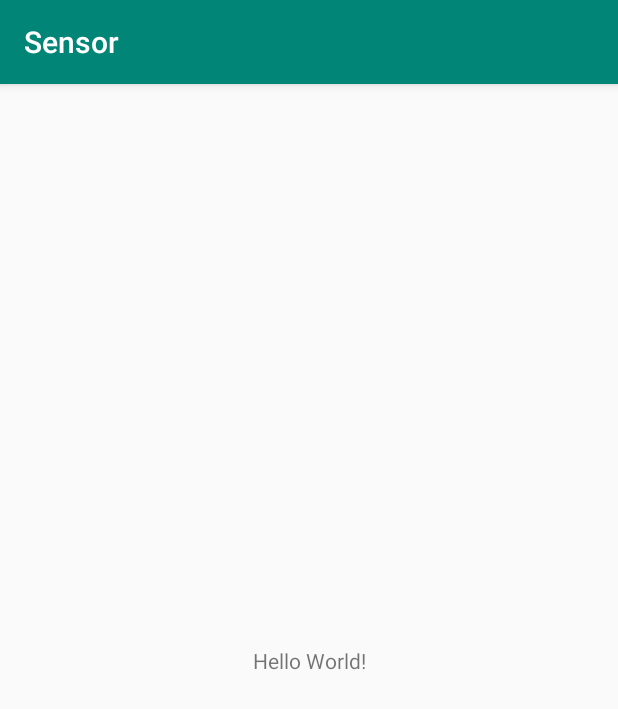
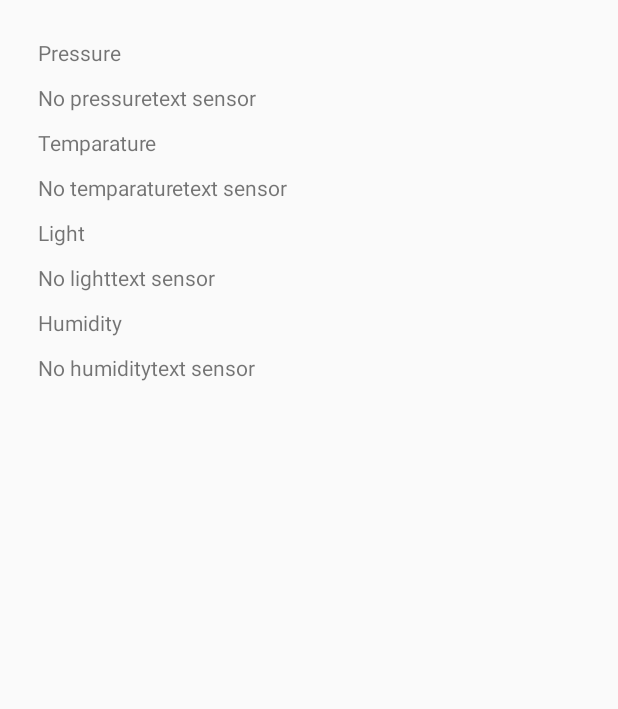
Before and after one commit to sujalcha/Sensor, an Android app: the screen it shows after launch (MainActivity before the commit, environmentsensor after it), on a phone screen of 412 x 824 dp. Shown: the top 709 px of the screen. Run offline under Robolectric (Android 15) with nearby library versions, the phone set to English and light mode, and no system bars.

Commit message:
sensor update environment and motion

```diff
--- a/app/build.gradle
+++ b/app/build.gradle
@@ -8,7 +8,7 @@ android {
     compileSdkVersion 28
     defaultConfig {
         applicationId "com.xtha.zujal.sensor"
-        minSdkVersion 16
+        minSdkVersion 18
         targetSdkVersion 28
         versionCode 1
         versionName "1.0"
@@ -24,7 +24,7 @@ android {
 
 dependencies {
     implementation fileTree(dir: 'libs', include: ['*.jar'])
-    implementation"org.jetbrains.kotlin:kotlin-stdlib-jdk7:$kotlin_version"
+    implementation "org.jetbrains.kotlin:kotlin-stdlib-jdk7:$kotlin_version"
     implementation 'com.android.support:appcompat-v7:28.0.0'
     implementation 'com.android.support.constraint:constraint-layout:1.1.3'
     testImplementation 'junit:junit:4.12'
--- a/app/src/main/java/com/xtha/zujal/sensor/MainActivity.kt
+++ b/app/src/main/java/com/xtha/zujal/sensor/MainActivity.kt
@@ -1,12 +1,58 @@
 package com.xtha.zujal.sensor
 
+import android.content.Context
+import android.content.Intent
+import android.hardware.Sensor
+import android.hardware.SensorManager
 import android.support.v7.app.AppCompatActivity
 import android.os.Bundle
+import java.nio.file.Files.size
+
+
 
 class MainActivity : AppCompatActivity() {
+
+    private lateinit var sensorManager: SensorManager
+    private var mSensor: Sensor? = null
+
 
     override fun onCreate(savedInstanceState: Bundle?) {
         super.onCreate(savedInstanceState)
         setContentView(R.layout.activity_main)
+
+        sensorManager = getSystemService(Context.SENSOR_SERVICE) as SensorManager
+
+        val deviceSensors: List<Sensor> = sensorManager.getSensorList(Sensor.TYPE_ALL)
+        println(deviceSensors)
+
+        if (sensorManager.getDefaultSensor(Sensor.TYPE_MAGNETIC_FIELD) != null) {
+           println("Success! There's a magnetometer.")
+        } else {
+            println("Failure! No magnetometer.")
+        }
+
+        if (sensorManager.getDefaultSensor(Sensor.TYPE_GRAVITY) != null) {
+            val gravSensors = sensorManager.getSensorList(Sensor.TYPE_GRAVITY)
+            for (i in gravSensors.indices) {
+                if (gravSensors[i].vendor.contains("Google LLC") && gravSensors[i].version == 3) {
+                    mSensor = gravSensors[i]
+                    println("// Use the version 3 gravity sensor.")
+                }
+            }
+        }
+        if (mSensor == null) {
+            // Use the accelerometer.
+            if (sensorManager.getDefaultSensor(Sensor.TYPE_ACCELEROMETER) != null) {
+                mSensor = sensorManager.getDefaultSensor(Sensor.TYPE_ACCELEROMETER)
+                println("  Use the accelerometer.")
+            } else {
+                println(" Sorry, there are no accelerometers on your device. You can't play this game.")
+                null
+            }
+        }
+
+        val intent = Intent(this, environmentsensor::class.java)
+        startActivity(intent)
+
     }
 }
--- /dev/null
+++ b/app/src/main/java/com/xtha/zujal/sensor/environmentsensor.kt
@@ -0,0 +1,116 @@
+package com.xtha.zujal.sensor
+
+import android.app.Activity
+import android.content.Context
+import android.hardware.Sensor
+import android.hardware.SensorEvent
+import android.hardware.SensorEventListener
+import android.hardware.SensorManager
+import android.support.v7.app.AppCompatActivity
+import android.os.Bundle
+import android.util.Log
+import android.widget.TextView
+
+class environmentsensor : Activity(), SensorEventListener {
+
+    private lateinit var sensorManager: SensorManager
+    private var sensorpressure: Sensor? = null
+    private var sensorambitemtparature: Sensor? = null
+    private var sensorlight: Sensor? = null
+    private var sensorhumidity: Sensor? = null
+    lateinit var pressuretext: TextView
+    lateinit var lighttext: TextView
+    lateinit var temparaturetext: TextView
+    lateinit var humiditytext: TextView
+
+    public override fun onCreate(savedInstanceState: Bundle?) {
+        super.onCreate(savedInstanceState)
+        setContentView(R.layout.activity_environmentsensor)
+
+        pressuretext = findViewById(R.id.idpressure)
+        lighttext = findViewById(R.id.idlight)
+        temparaturetext = findViewById(R.id.idtemparature)
+        humiditytext = findViewById(R.id.idhumidity)
+
+        // Get an instance of the sensor service, and use that to get an instance of
+        // a particular sensor.
+        sensorManager = getSystemService(Context.SENSOR_SERVICE) as SensorManager
+
+        sensorpressure = sensorManager.getDefaultSensor(Sensor.TYPE_PRESSURE)
+        if(sensorpressure != null)
+        {
+            sensorManager.registerListener(this, sensorpressure, SensorManager.SENSOR_DELAY_NORMAL)
+        }
+        else{
+            pressuretext.setText("No pressuretext sensor")
+        }
+
+        sensorambitemtparature = sensorManager.getDefaultSensor(Sensor.TYPE_AMBIENT_TEMPERATURE)
+        if(sensorambitemtparature != null)
+        {
+            sensorManager.registerListener(this, sensorambitemtparature, SensorManager.SENSOR_DELAY_NORMAL)
+        }
+        else{
+            temparaturetext.setText("No temparaturetext sensor")
+        }
+
+        sensorlight = sensorManager.getDefaultSensor(Sensor.TYPE_LIGHT)
+        if(sensorlight != null)
+        {
+            sensorManager.registerListener(this, sensorlight, SensorManager.SENSOR_DELAY_NORMAL)
+        }
+        else{
+            lighttext.setText("No lighttext sensor")
+        }
+        sensorhumidity = sensorManager.getDefaultSensor(Sensor.TYPE_RELATIVE_HUMIDITY)
+        if(sensorhumidity != null)
+        {
+            sensorManager.registerListener(this, sensorhumidity, SensorManager.SENSOR_DELAY_NORMAL)
+        }
+        else{
+            humiditytext.setText("No humiditytext sensor")
+        }
+    }
+
+    override fun onAccuracyChanged(sensor: Sensor, accuracy: Int) {
+        // Do something here if sensor accuracy changes.
+    }
+
+    override fun onSensorChanged(event: SensorEvent) {
+        var mysensor : Sensor = event.sensor
+
+        if(mysensor.type == Sensor.TYPE_PRESSURE)
+        {
+            pressuretext.setText("pressuretext = "+event.values[0].toString())
+            Log.d("pressuretext", "pressuretext="+event.values[0])
+        }
+        if(mysensor.type == Sensor.TYPE_AMBIENT_TEMPERATURE)
+        {
+            temparaturetext.setText("temparaturetext = "+event.values[0].toString())
+            Log.d("temparaturetext", "temparaturetext="+event.values[0])
+        }
+        if(mysensor.type == Sensor.TYPE_LIGHT)
+        {
+            lighttext.setText("lighttext = "+event.values[0].toString())
+            Log.d("lighttext", "lighttext="+event.values[0])
+        }
+        if(mysensor.type == Sensor.TYPE_RELATIVE_HUMIDITY)
+        {
+            humiditytext.setText("humiditytext = "+event.values[0].toString())
+            Log.d("humiditytext", "humiditytext="+event.values[0])
+        }
+    }
+
+    override fun onResume() {
+        // Register a listener for the sensor.
+        super.onResume()
+        sensorManager.registerListener(this, sensorpressure, SensorManager.SENSOR_DELAY_NORMAL)
+        sensorManager.registerListener(this, sensorlight, SensorManager.SENSOR_DELAY_NORMAL)
+    }
+
+    override fun onPause() {
+        // Be sure to unregister the sensor when the activity pauses.
+        super.onPause()
+        sensorManager.unregisterListener(this)
+    }
+}
--- /dev/null
+++ b/app/src/main/res/layout/activity_environmentsensor.xml
@@ -0,0 +1,44 @@
+<?xml version="1.0" encoding="utf-8"?>
+<LinearLayout
+        xmlns:android="http://schemas.android.com/apk/res/android"
+        xmlns:tools="http://schemas.android.com/tools"
+        xmlns:app="http://schemas.android.com/apk/res-auto"
+        android:layout_width="match_parent"
+        android:layout_height="match_parent"
+        tools:context=".environmentsensor"
+        android:orientation="vertical" android:padding="20dp">
+
+
+    <TextView
+            android:text="Pressure"
+            android:layout_width="match_parent"
+            android:layout_height="wrap_content" android:id="@+id/Pressure" android:padding="5dp"/>
+    <TextView
+            android:text="TextView"
+            android:layout_width="match_parent"
+            android:layout_height="wrap_content" android:id="@+id/idpressure" android:padding="5dp"/>
+    <TextView
+            android:text="Temparature"
+            android:layout_width="match_parent"
+            android:layout_height="wrap_content" android:id="@+id/Temparature" android:padding="5dp"/>
+    <TextView
+            android:text="TextView"
+            android:layout_width="match_parent"
+            android:layout_height="wrap_content" android:id="@+id/idtemparature" android:padding="5dp"/>
+    <TextView
+            android:text="Light"
+            android:layout_width="match_parent"
+            android:layout_height="wrap_content" android:id="@+id/Light" android:padding="5dp"/>
+    <TextView
+            android:text="TextView"
+            android:layout_width="match_parent"
+            android:layout_height="wrap_content" android:id="@+id/idlight" android:padding="5dp"/>
+    <TextView
+            android:text="Humidity"
+            android:layout_width="match_parent"
+            android:layout_height="wrap_content" android:id="@+id/humidty" android:padding="5dp"/>
+    <TextView
+            android:text="TextView"
+            android:layout_width="match_parent"
+            android:layout_height="wrap_content" android:id="@+id/idhumidity" android:padding="5dp"/>
+</LinearLayout>
```
Also changed, not shown: app/src/main/AndroidManifest.xml (+8 -0 lines), app/src/main/java/com/xtha/zujal/sensor/SensorActivity.kt (added, +49 -0 lines), app/src/main/java/com/xtha/zujal/sensor/motionsensor.kt (added, +119 -0 lines), app/src/main/java/com/xtha/zujal/sensor/positionsensor.kt (added, +23 -0 lines), app/src/main/res/layout/activity_motionsensor.xml (added, +27 -0 lines), app/src/main/res/layout/activity_positionsensor.xml (added, +10 -0 lines).
